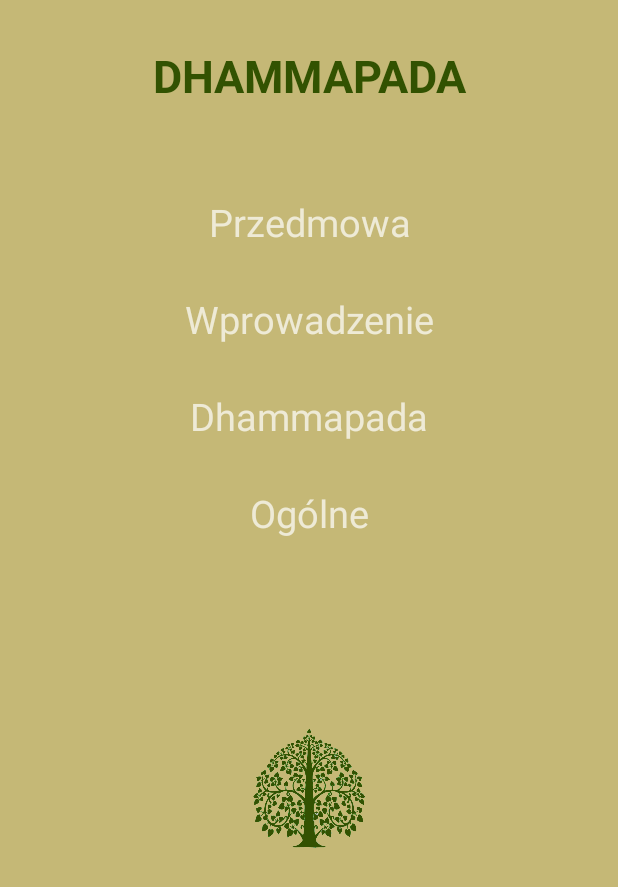
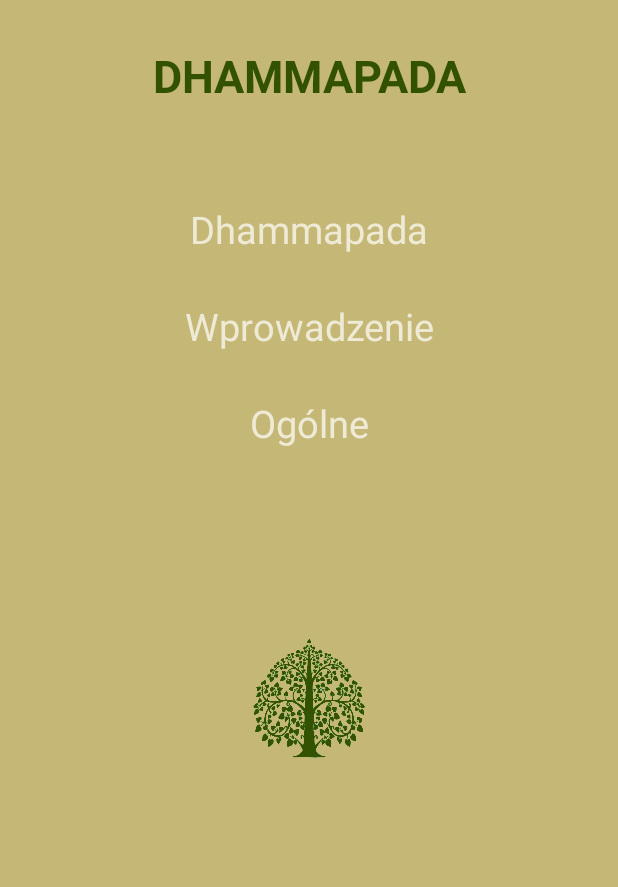
Before and after one commit to mateolas/Dhammapada, an Android app: the screen it shows after launch (HomeActivity), on a phone screen of 412 x 824 dp. Shown: the top 887 px of the screen. Run offline under Robolectric (Android 15) with nearby library versions, the phone set to English and light mode, and no system bars.

Commit message:
Updated main activity

```diff
--- a/app/src/main/res/layout/activity_main.xml
+++ b/app/src/main/res/layout/activity_main.xml
@@ -21,31 +21,23 @@
         android:textStyle="normal|bold"
         android:textAllCaps="false"
         android:fontFamily="sans-serif"
-        android:textAlignment="center" />
+        android:textAlignment="center"
+        android:layout_weight="0.10" />
 
     <TextView
-        android:text="Przedmowa"
+        android:id="@+id/textView10"
         android:layout_width="match_parent"
         android:layout_height="wrap_content"
-        android:id="@+id/textView8"
+        android:layout_marginTop="30sp"
+        android:text="Dhammapada"
         android:textAlignment="center"
-        android:textSize="25sp"
-        android:layout_marginTop="60sp"/>
+        android:textSize="25sp" />
 
     <TextView
         android:text="Wprowadzenie"
         android:layout_width="match_parent"
         android:layout_height="wrap_content"
         android:id="@+id/textView9"
-        android:textSize="25sp"
-        android:layout_marginTop="30sp"
-        android:textAlignment="center" />
-
-    <TextView
-        android:text="Dhammapada"
-        android:layout_width="match_parent"
-        android:layout_height="wrap_content"
-        android:id="@+id/textView10"
         android:textSize="25sp"
         android:layout_marginTop="30sp"
         android:textAlignment="center" />
```
